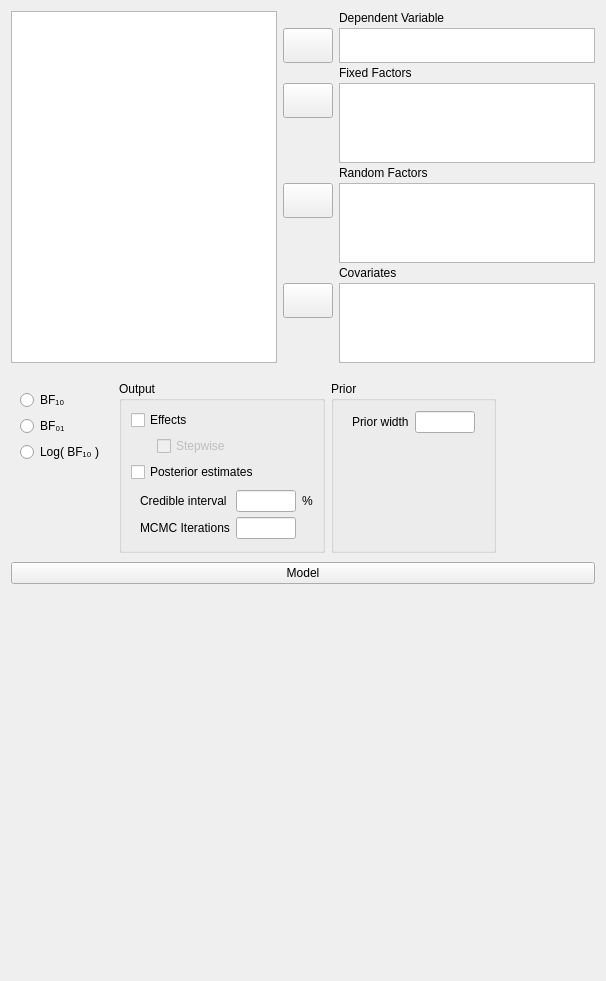
Old version of the form JASP-Desktop/analysisforms/ancovabayesianform.ui in the repository jasp-stats/jasp-desktop.
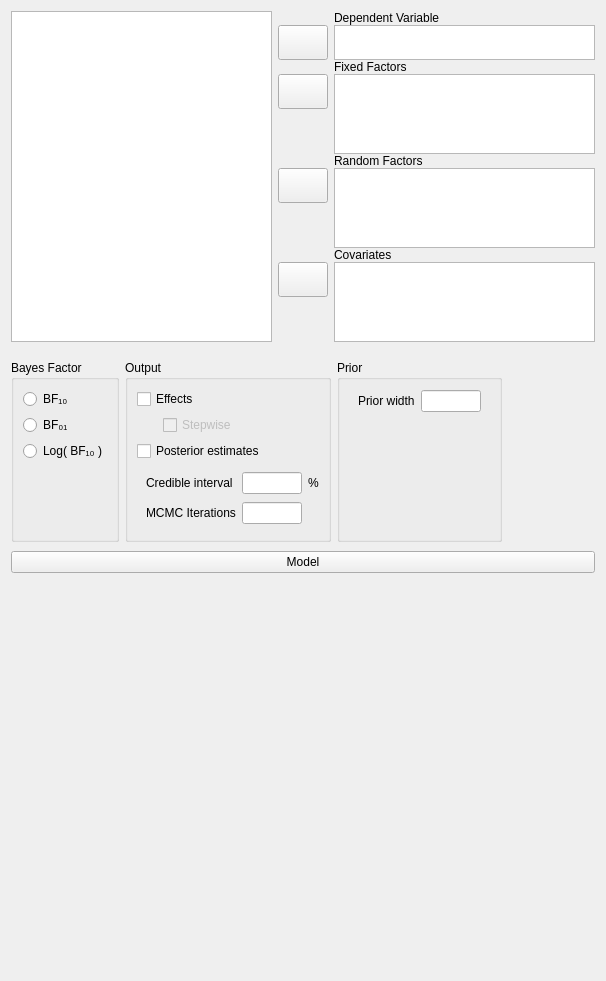
New version of the form. Custom widgets are drawn as their Qt base class.

Diff of the .ui file:
```diff
--- a/JASP-Desktop/analysisforms/ancovabayesianform.ui
+++ b/JASP-Desktop/analysisforms/ancovabayesianform.ui
@@ -39,7 +39,7 @@
        <number>0</number>
       </property>
       <property name="verticalSpacing">
-       <number>3</number>
+       <number>0</number>
       </property>
       <item row="2" column="2">
        <widget class="QLabel" name="label_2">
@@ -222,7 +222,7 @@
       <item row="1" column="2">
        <widget class="BoundListView" name="dependent">
         <property name="sizePolicy">
-         <sizepolicy hsizetype="Preferred" vsizetype="Fixed">
+         <sizepolicy hsizetype="Expanding" vsizetype="Fixed">
           <horstretch>0</horstretch>
           <verstretch>0</verstretch>
          </sizepolicy>
@@ -260,7 +260,7 @@
       <item row="3" column="2" rowspan="2">
        <widget class="BoundListView" name="fixedFactors">
         <property name="sizePolicy">
-         <sizepolicy hsizetype="Preferred" vsizetype="Fixed">
+         <sizepolicy hsizetype="Expanding" vsizetype="Fixed">
           <horstretch>0</horstretch>
           <verstretch>1</verstretch>
          </sizepolicy>
@@ -285,7 +285,7 @@
       <item row="6" column="2" rowspan="2">
        <widget class="BoundListView" name="randomFactors">
         <property name="sizePolicy">
-         <sizepolicy hsizetype="Preferred" vsizetype="Fixed">
+         <sizepolicy hsizetype="Expanding" vsizetype="Fixed">
           <horstretch>0</horstretch>
           <verstretch>0</verstretch>
          </sizepolicy>
@@ -310,7 +310,7 @@
       <item row="9" column="2" rowspan="2">
        <widget class="BoundListView" name="covariates">
         <property name="sizePolicy">
-         <sizepolicy hsizetype="Preferred" vsizetype="Fixed">
+         <sizepolicy hsizetype="Expanding" vsizetype="Fixed">
           <horstretch>0</horstretch>
           <verstretch>0</verstretch>
          </sizepolicy>
@@ -335,7 +335,7 @@
       <item row="0" column="0" rowspan="11">
        <widget class="AvailableFieldsListView" name="listAvailableFields">
         <property name="sizePolicy">
-         <sizepolicy hsizetype="Preferred" vsizetype="Preferred">
+         <sizepolicy hsizetype="Expanding" vsizetype="Preferred">
           <horstretch>0</horstretch>
           <verstretch>0</verstretch>
          </sizepolicy>
@@ -379,7 +379,7 @@
        <number>0</number>
       </property>
       <item row="0" column="0">
-       <widget class="BoundGroupBox" name="bayesFactorType" native="true">
+       <widget class="BoundGroupBox" name="bayesFactorType">
         <property name="sizePolicy">
          <sizepolicy hsizetype="Fixed" vsizetype="Minimum">
           <horstretch>0</horstretch>
@@ -796,11 +796,6 @@
    <extends>QListView</extends>
    <header>widgets/boundlistview.h</header>
   </customwidget>
-  <customwidget>
-   <class>BoundCheckBox</class>
-   <extends>QCheckBox</extends>
-   <header>widgets/boundcheckbox.h</header>
-  </customwidget>
   <customwidget>
    <class>GroupBox</class>
    <extends>QGroupBox</extends>
@@ -814,7 +809,7 @@
   </customwidget>
   <customwidget>
    <class>BoundGroupBox</class>
-   <extends>QWidget</extends>
+   <extends>QGroupBox</extends>
    <header>widgets/boundgroupbox.h</header>
    <container>1</container>
   </customwidget>
@@ -829,6 +824,11 @@
    <header>widgets/anovamodelwidget.h</header>
    <container>1</container>
   </customwidget>
+  <customwidget>
+   <class>BoundCheckBox</class>
+   <extends>QCheckBox</extends>
+   <header>widgets/boundcheckbox.h</header>
+  </customwidget>
  </customwidgets>
  <resources/>
  <connections>
```
Left out of the diff: 4 changed lines with no effect on the pictures.
